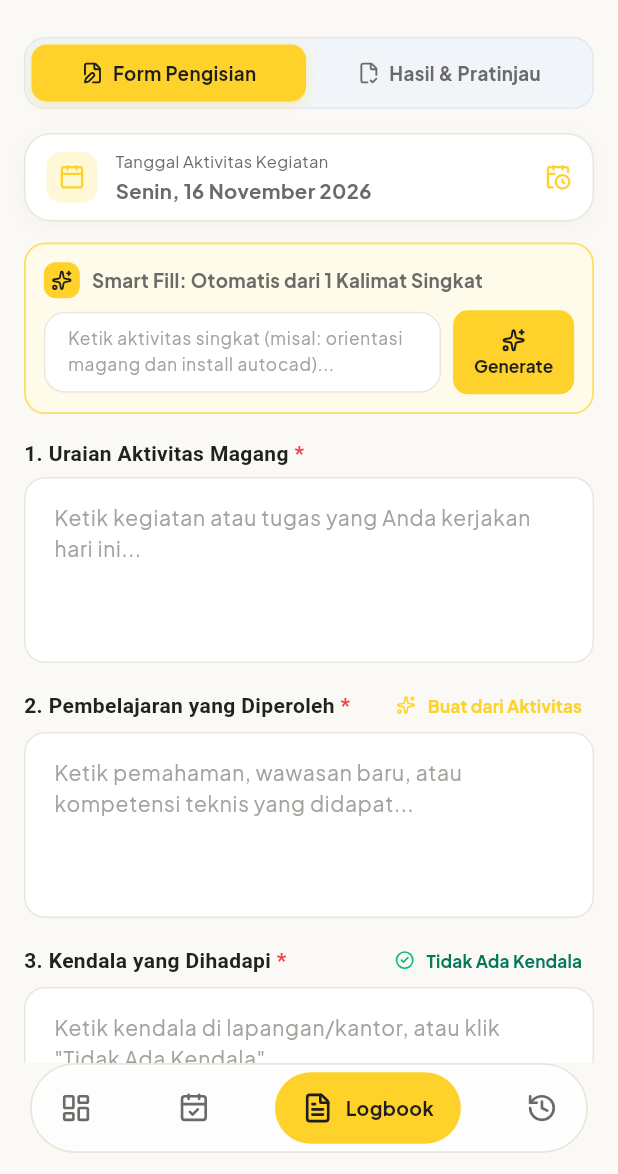
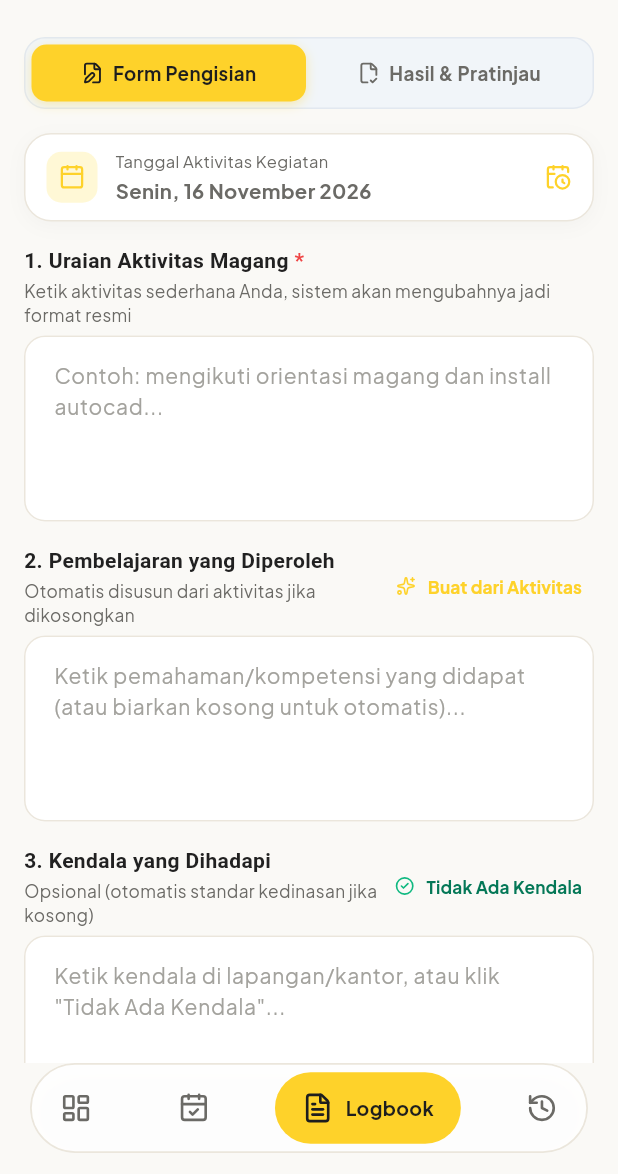
Before and after one commit to ardhikaxx/rama-mobile, a Flutter app: the screen it shows after launch, item 3 of the bottom bar chosen, on a phone screen of 412 x 824 dp, the part 62-1236 px from its top. Run offline on Flutter 3.47's test engine with Material 3 defaults, Android fonts, the phone set to English and light mode, and no system bars; our stand-ins replace file_picker, fl_chart, flutter_local_notifications, flutter_riverpod, flutter_slidable, flutter_timezone and 8 more; accounts and stored records are empty.

Commit message:
refactor: penghapusan kotak smart fill dan integrasi langsung pada form input

```diff
--- a/lib/presentation/screens/logbook/logbook_screen.dart
+++ b/lib/presentation/screens/logbook/logbook_screen.dart
@@ -24,7 +24,6 @@ class _LogbookScreenState extends ConsumerState<LogbookScreen> {
   late final TextEditingController _activitiesController;
   late final TextEditingController _learningsController;
   late final TextEditingController _obstaclesController;
-  late final TextEditingController _quickPromptController;
 
   final _formKey = GlobalKey<FormState>();
 
@@ -35,7 +34,6 @@ class _LogbookScreenState extends ConsumerState<LogbookScreen> {
     _activitiesController = TextEditingController(text: state.activities);
     _learningsController = TextEditingController(text: state.learnings);
     _obstaclesController = TextEditingController(text: state.obstacles);
-    _quickPromptController = TextEditingController();
 
     _activitiesController.addListener(_onTextChanged);
     _learningsController.addListener(_onTextChanged);
@@ -55,7 +53,6 @@ class _LogbookScreenState extends ConsumerState<LogbookScreen> {
     _activitiesController.dispose();
     _learningsController.dispose();
     _obstaclesController.dispose();
-    _quickPromptController.dispose();
     super.dispose();
   }
 
@@ -95,7 +92,6 @@ class _LogbookScreenState extends ConsumerState<LogbookScreen> {
               _activitiesController.clear();
               _learningsController.clear();
               _obstaclesController.clear();
-              _quickPromptController.clear();
               logbookNotifier.selectDate(DateTime.now());
               setState(() => _selectedTab = 0);
               ScaffoldMessenger.of(context).showSnackBar(
@@ -374,115 +370,6 @@ class _LogbookScreenState extends ConsumerState<LogbookScreen> {
               ),
             ),
 
-            const SizedBox(height: 14),
-
-            // Smart Fill: Input Cepat 1 Kalimat (Simple & Ringkas)
-            Container(
-              padding: const EdgeInsets.all(12),
-              decoration: BoxDecoration(
-                color: isDark ? AppColors.darkSurfaceElevated : const Color(0xFFFFFBEB),
-                borderRadius: BorderRadius.circular(14),
-                border: Border.all(
-                  color: AppColors.primary.withValues(alpha: isDark ? 0.4 : 0.7),
-                  width: 1.2,
-                ),
-              ),
-              child: Column(
-                crossAxisAlignment: CrossAxisAlignment.start,
-                children: [
-                  Row(
-                    children: [
-                      Container(
-                        padding: const EdgeInsets.all(5),
-                        decoration: BoxDecoration(
-                          color: AppColors.primary,
-                          borderRadius: BorderRadius.circular(8),
-                        ),
-                        child: const Icon(LucideIcons.sparkles, size: 14, color: AppColors.onPrimary),
-                      ),
-                      const SizedBox(width: 8),
-                      const Expanded(
-                        child: Text(
-                          'Smart Fill: Otomatis dari 1 Kalimat Singkat',
-                          style: TextStyle(fontSize: 12.5, fontWeight: FontWeight.w700),
-                        ),
-                      ),
-                    ],
-                  ),
-                  const SizedBox(height: 8),
-                  Row(
-                    children: [
-                      Expanded(
-                        child: TextField(
-                          controller: _quickPromptController,
-                          maxLines: 2,
-                          style: const TextStyle(fontSize: 12.5),
-                          decoration: InputDecoration(
-                            hintText: 'Ketik aktivitas singkat (misal: orientasi magang dan install autocad)...',
-                            hintStyle: TextStyle(
-                              fontSize: 11.5,
-                              color: isDark ? AppColors.darkTextSecondary : AppColors.textTertiary,
-                            ),
-                            contentPadding: const EdgeInsets.symmetric(horizontal: 12, vertical: 8),
-                            filled: true,
-                            fillColor: isDark ? AppColors.darkSurface : Colors.white,
-                            border: OutlineInputBorder(
-                              borderRadius: BorderRadius.circular(10),
-                              borderSide: BorderSide(
-                                color: isDark ? AppColors.darkBorder : AppColors.border,
-                              ),
-                            ),
-                          ),
-                        ),
-                      ),
-                      const SizedBox(width: 8),
-                      ElevatedButton(
-                        onPressed: () {
-                          final input = _quickPromptController.text.trim();
-                          if (input.isEmpty) {
-                            ScaffoldMessenger.of(context).showSnackBar(
-                              const SnackBar(
-                                content: Text('Silakan masukkan kalimat kegiatan sederhana terlebih dahulu.'),
-                                backgroundColor: AppColors.warning,
-                              ),
-                            );
-                            return;
-                          }
-                          final draft = SentenceExpander.generateSmartLogbook(input);
-                          setState(() {
-                            _activitiesController.text = draft.activities;
-                            _learningsController.text = draft.learnings;
-                            _obstaclesController.text = draft.obstacles;
-                          });
-                          ScaffoldMessenger.of(context).showSnackBar(
-                            const SnackBar(
-                              content: Text('✨ Berhasil membuat Uraian Aktivitas & Pembelajaran resmi!'),
-                              backgroundColor: AppColors.success,
-                            ),
-                          );
-                        },
-                        style: ElevatedButton.styleFrom(
-                          backgroundColor: AppColors.primary,
-                          foregroundColor: AppColors.onPrimary,
-                          minimumSize: Size.zero,
-                          padding: const EdgeInsets.symmetric(horizontal: 14, vertical: 12),
-                          shape: RoundedRectangleBorder(borderRadius: BorderRadius.circular(10)),
-                        ),
-                        child: const Column(
-                          mainAxisSize: MainAxisSize.min,
-                          children: [
-                            Icon(LucideIcons.sparkles, size: 16),
-                            SizedBox(height: 2),
-                            Text('Generate', style: TextStyle(fontSize: 11.5, fontWeight: FontWeight.w700)),
-                          ],
-                        ),
-                      ),
-                    ],
-                  ),
-                ],
-              ),
-            ),
-
             const SizedBox(height: 16),
 
             // =========================================================
@@ -490,6 +377,7 @@ class _LogbookScreenState extends ConsumerState<LogbookScreen> {
             // =========================================================
             _buildFieldHeader(
               title: '1. Uraian Aktivitas Magang',
+              subtitle: 'Ketik aktivitas sederhana Anda, sistem akan mengubahnya jadi format resmi',
               isRequired: true,
               isDark: isDark,
             ),
@@ -504,7 +392,7 @@ class _LogbookScreenState extends ConsumerState<LogbookScreen> {
                 return null;
               },
               decoration: const InputDecoration(
-                hintText: 'Ketik kegiatan atau tugas yang Anda kerjakan hari ini...',
+                hintText: 'Contoh: mengikuti orientasi magang dan install autocad...',
               ),
             ),
 
@@ -519,7 +407,7 @@ class _LogbookScreenState extends ConsumerState<LogbookScreen> {
                 Expanded(
                   child: _buildFieldHeader(
                     title: '2. Pembelajaran yang Diperoleh',
-                    isRequired: true,
+                    subtitle: 'Otomatis disusun dari aktivitas jika dikosongkan',
                     isDark: isDark,
                   ),
                 ),
@@ -558,14 +446,8 @@ class _LogbookScreenState extends ConsumerState<LogbookScreen> {
             TextFormField(
               controller: _learningsController,
               maxLines: 4,
-              validator: (v) {
-                if (v == null || v.trim().isEmpty) {
-                  return 'Pembelajaran yang diperoleh tidak boleh kosong';
-                }
-                return null;
-              },
               decoration: const InputDecoration(
-                hintText: 'Ketik pemahaman, wawasan baru, atau kompetensi teknis yang didapat...',
+                hintText: 'Ketik pemahaman/kompetensi yang didapat (atau biarkan kosong untuk otomatis)...',
               ),
             ),
 
@@ -580,14 +462,14 @@ class _LogbookScreenState extends ConsumerState<LogbookScreen> {
                 Expanded(
                   child: _buildFieldHeader(
                     title: '3. Kendala yang Dihadapi',
-                    isRequired: true,
+                    subtitle: 'Opsional (otomatis standar kedinasan jika kosong)',
                     isDark: isDark,
                   ),
                 ),
                 TextButton.icon(
                   onPressed: () {
                     setState(() {
-                      _obstaclesController.text = SentenceExpander.defaultNoObstacle;
+                      _obstaclesController.text = SentenceExpander.getNextNoObstacleMessage();
                     });
                   },
                   icon: const Icon(LucideIcons.checkCircle2, size: 13, color: AppColors.success),
@@ -604,12 +486,6 @@ class _LogbookScreenState extends ConsumerState<LogbookScreen> {
             TextFormField(
               controller: _obstaclesController,
               maxLines: 3,
-              validator: (v) {
-                if (v == null || v.trim().isEmpty) {
-                  return 'Kendala yang dihadapi tidak boleh kosong';
-                }
-                return null;
-              },
               decoration: const InputDecoration(
                 hintText: 'Ketik kendala di lapangan/kantor, atau klik "Tidak Ada Kendala"...',
               ),
@@ -644,7 +520,7 @@ class _LogbookScreenState extends ConsumerState<LogbookScreen> {
       if (!(_formKey.currentState?.validate() ?? false)) {
         ScaffoldMessenger.of(context).showSnackBar(
           const SnackBar(
-            content: Text('Silakan lengkapi kolom yang wajib diisi terlebih dahulu.'),
+            content: Text('Silakan lengkapi uraian aktivitas magang terlebih dahulu.'),
             backgroundColor: AppColors.warning,
           ),
         );
@@ -652,20 +528,34 @@ class _LogbookScreenState extends ConsumerState<LogbookScreen> {
       }
     }
 
+    final actInput = _activitiesController.text.trim();
+    String learnInput = _learningsController.text.trim();
+    if (learnInput.isEmpty && actInput.isNotEmpty) {
+      learnInput = SentenceExpander.expandLearnings('', actInput);
+    }
+
     final obsInput = _obstaclesController.text.trim().isEmpty
-        ? SentenceExpander.defaultNoObstacle
+        ? SentenceExpander.getNextNoObstacleMessage()
         : _obstaclesController.text;
+
+    final finalActivities = SentenceExpander.expandActivities(actInput);
+    final finalLearnings = SentenceExpander.expandLearnings(learnInput, actInput);
+    final finalObstacles = SentenceExpander.expandObstacles(obsInput);
+
+    _activitiesController.text = finalActivities;
+    _learningsController.text = finalLearnings;
+    _obstaclesController.text = finalObstacles;
 
     final notifier = ref.read(logbookProvider.notifier);
     notifier.updateFields(
-      activities: _activitiesController.text,
-      learnings: _learningsController.text,
-      obstacles: obsInput,
+      activities: finalActivities,
+      learnings: finalLearnings,
+      obstacles: finalObstacles,
     );
     notifier.buildReport(
-      activities: _activitiesController.text,
-      learnings: _learningsController.text,
-      obstacles: obsInput,
+      activities: finalActivities,
+      learnings: finalLearnings,
+      obstacles: finalObstacles,
     );
 
     setState(() => _selectedTab = 1);
```
